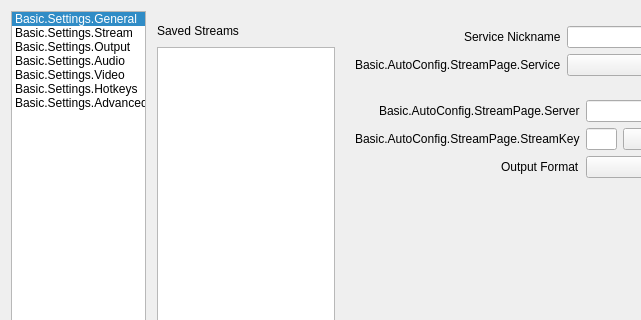
The window that UI/forms/OBSBasicSettings.ui (DDRBoxman/obs-studio) describes before a commit, drawn with Qt 5; both pictures show x 0 to 641 and y 0 to 320 of the 981 by 726 pixel window.
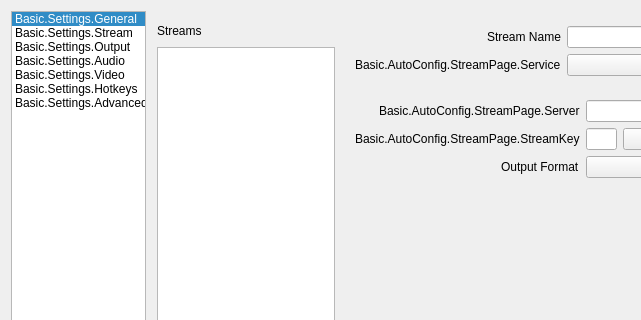
The same window after the commit. The open tabs and pages were chosen to show the change. Icons and pictures are not drawn. Custom widgets are drawn as their Qt base class.

Commit message: Update labels with "Service" to "Stream"

Diff of the .ui file:
```diff
--- a/UI/forms/OBSBasicSettings.ui
+++ b/UI/forms/OBSBasicSettings.ui
@@ -831,7 +831,7 @@
                </size>
               </property>
               <property name="text">
-               <string>Saved Streams</string>
+               <string>Streams</string>
               </property>
              </widget>
             </item>
@@ -989,7 +989,7 @@
               <item row="3" column="0">
                <widget class="QLabel" name="label_45">
                 <property name="text">
-                 <string>Service Nickname</string>
+                 <string>Stream Name</string>
                 </property>
                </widget>
               </item>
```
The commit also changes 1 other file.
